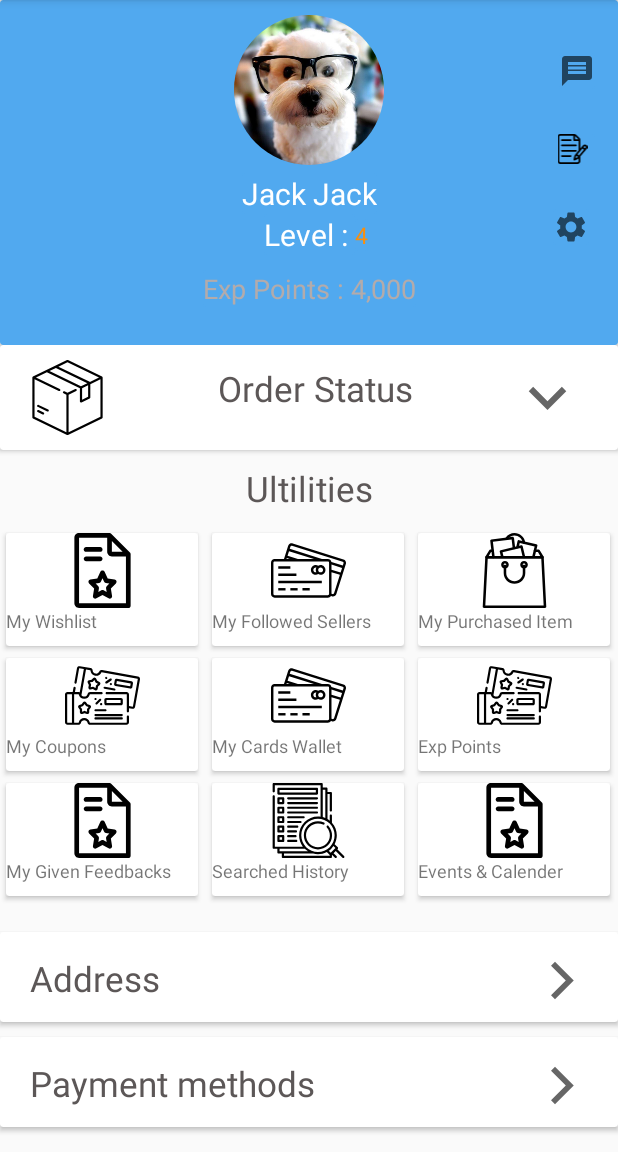
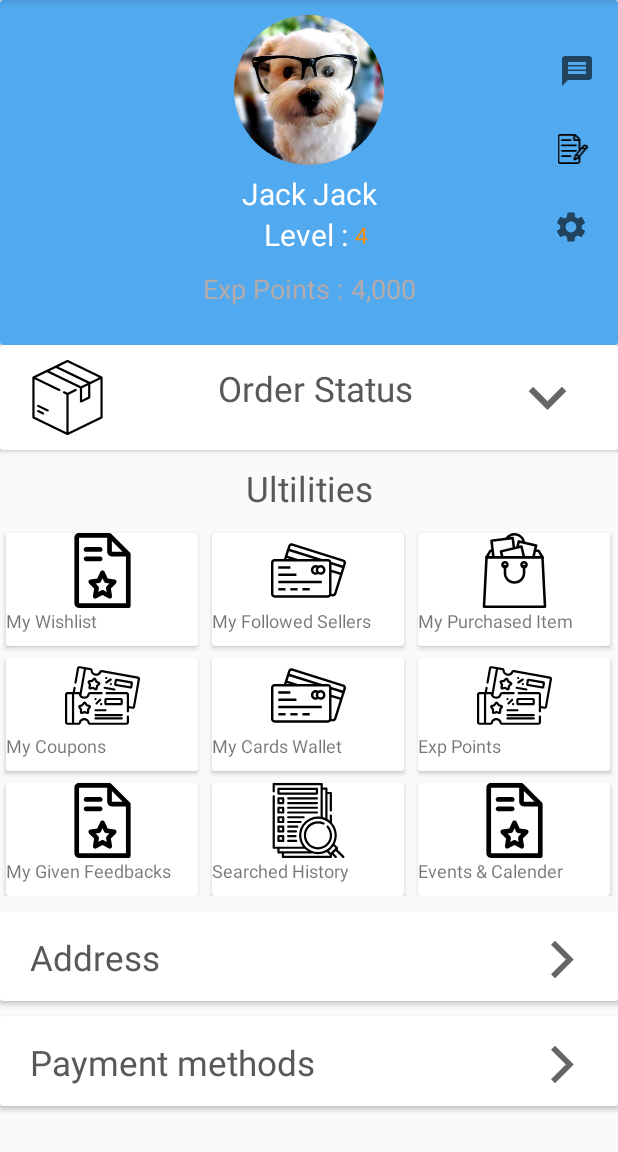
Before and after one commit to hlaingyaminhtetnaing/Jack-Profile-Layout, an Android app: the screen it shows after launch (MainActivity), on a phone screen of 412 x 824 dp, the part 84-1236 px from its top. Run offline under Robolectric (Android 15) with nearby library versions, the phone set to English and light mode, and no system bars.

Commit message:
Updated RecyclerView height

```diff
--- a/app/src/main/res/layout/activity_main.xml
+++ b/app/src/main/res/layout/activity_main.xml
@@ -193,7 +193,7 @@
     <androidx.recyclerview.widget.RecyclerView
         android:id="@+id/txtRecycler"
         android:layout_width="match_parent"
-        android:layout_height="260dp"
+        android:layout_height="246dp"
         android:layout_marginTop="10dp"
         app:layout_constraintLeft_toLeftOf="parent"
         app:layout_constraintTop_toBottomOf="@id/txtUtilities">
```
